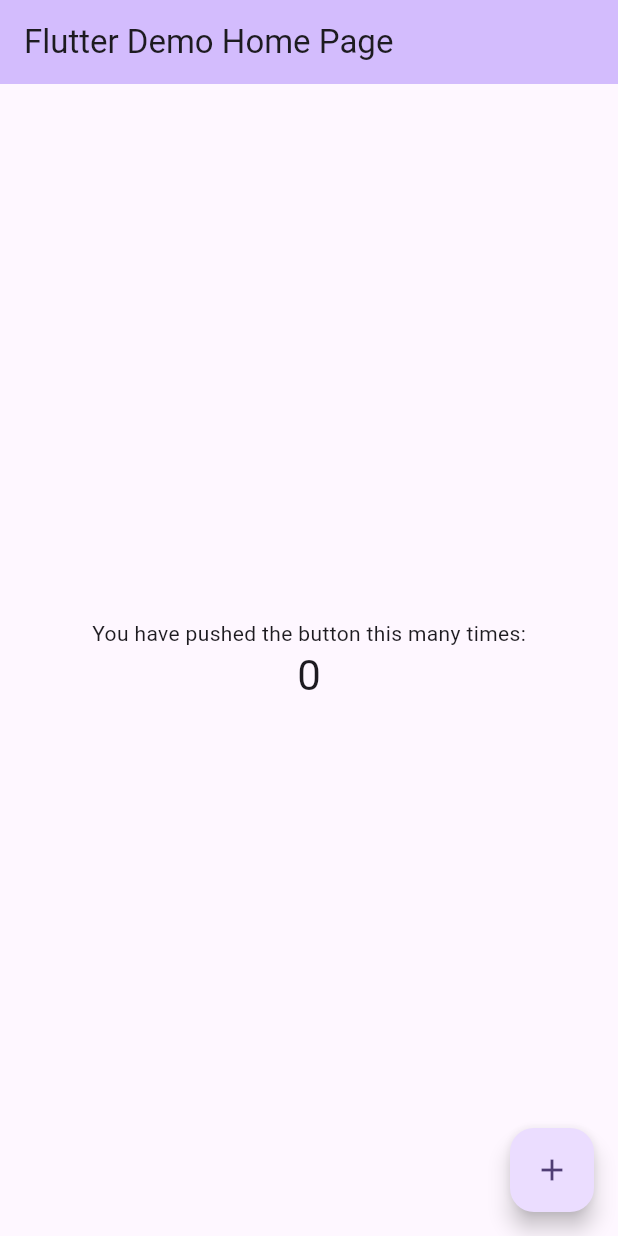
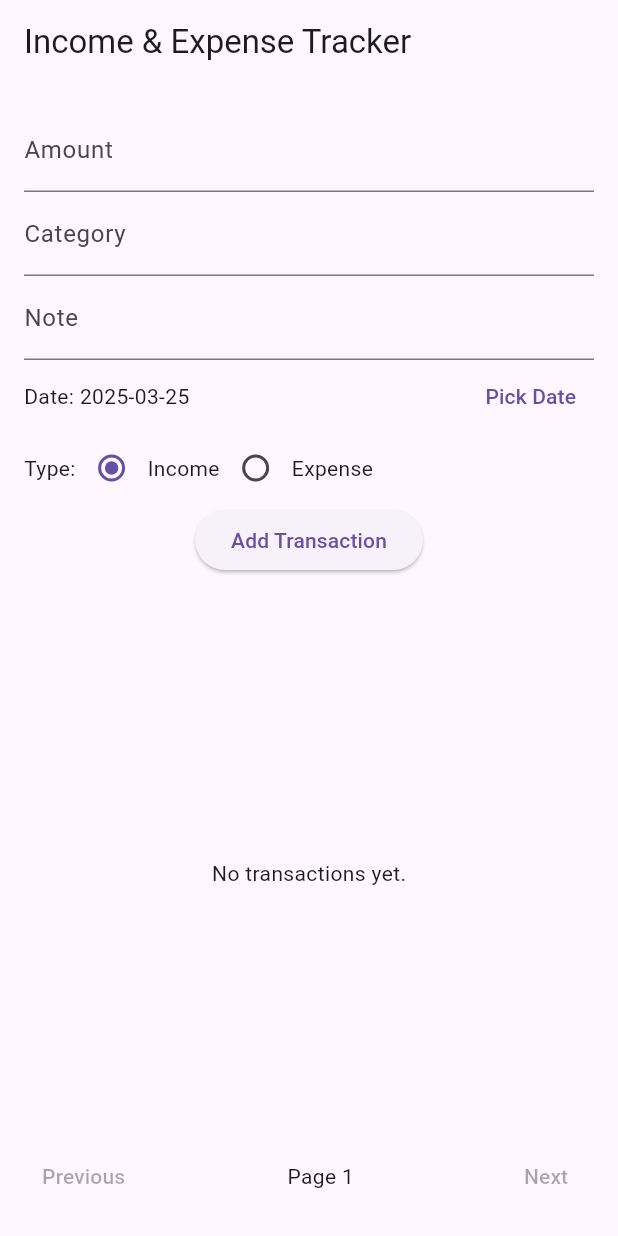
Before and after one commit to Gregory-Vaughan/MAD-Project-1_FinanceManager, a Flutter app: the screen it shows after launch, on a phone screen of 412 x 824 dp. Run offline on Flutter 3.47's test engine with Material 3 defaults, Android fonts, the phone set to English and light mode, and no system bars.

Commit message:
main setup for income and expenses tracker page

```diff
--- a/financemanager/lib/main.dart
+++ b/financemanager/lib/main.dart
@@ -1,122 +1,192 @@
 import 'package:flutter/material.dart';
+import 'package:intl/intl.dart';
 
 void main() {
-  runApp(const MyApp());
+  runApp(const MaterialApp(home: IncomeExpenseTracker()));
 }
 
-class MyApp extends StatelessWidget {
-  const MyApp({super.key});
+class Transaction {
+  final double amount;
+  final String category;
+  final DateTime date;
+  final String note;
+  final bool isIncome;
 
-  // This widget is the root of your application.
-  @override
-  Widget build(BuildContext context) {
-    return MaterialApp(
-      title: 'Flutter Demo',
-      theme: ThemeData(
-        // This is the theme of your application.
-        //
-        // TRY THIS: Try running your application with "flutter run". You'll see
-        // the application has a purple toolbar. Then, without quitting the app,
-        // try changing the seedColor in the colorScheme below to Colors.green
-        // and then invoke "hot reload" (save your changes or press the "hot
-        // reload" button in a Flutter-supported IDE, or press "r" if you used
-        // the command line to start the app).
-        //
-        // Notice that the counter didn't reset back to zero; the application
-        // state is not lost during the reload. To reset the state, use hot
-        // restart instead.
-        //
-        // This works for code too, not just values: Most code changes can be
-        // tested with just a hot reload.
-        colorScheme: ColorScheme.fromSeed(seedColor: Colors.deepPurple),
-      ),
-      home: const MyHomePage(title: 'Flutter Demo Home Page'),
-    );
-  }
+  Transaction({
+    required this.amount,
+    required this.category,
+    required this.date,
+    required this.note,
+    required this.isIncome,
+  });
 }
 
-class MyHomePage extends StatefulWidget {
-  const MyHomePage({super.key, required this.title});
-
-  // This widget is the home page of your application. It is stateful, meaning
-  // that it has a State object (defined below) that contains fields that affect
-  // how it looks.
-
-  // This class is the configuration for the state. It holds the values (in this
-  // case the title) provided by the parent (in this case the App widget) and
-  // used by the build method of the State. Fields in a Widget subclass are
-  // always marked "final".
-
-  final String title;
+class IncomeExpenseTracker extends StatefulWidget {
+  const IncomeExpenseTracker({super.key});
 
   @override
-  State<MyHomePage> createState() => _MyHomePageState();
+  State<IncomeExpenseTracker> createState() => _IncomeExpenseTrackerState();
 }
 
-class _MyHomePageState extends State<MyHomePage> {
-  int _counter = 0;
+class _IncomeExpenseTrackerState extends State<IncomeExpenseTracker> {
+  final List<Transaction> _transactions = [];
+  final _amountController = TextEditingController();
+  final _categoryController = TextEditingController();
+  final _noteController = TextEditingController();
+  DateTime _selectedDate = DateTime.now();
+  bool _isIncome = true;
+  int _currentPage = 0;
 
-  void _incrementCounter() {
+  final int _transactionsPerPage = 10;
+
+  void _addTransaction() {
+    if (_amountController.text.isEmpty || _categoryController.text.isEmpty) return;
+
+    final newTx = Transaction(
+      amount: double.parse(_amountController.text),
+      category: _categoryController.text,
+      date: _selectedDate,
+      note: _noteController.text,
+      isIncome: _isIncome,
+    );
+
     setState(() {
-      // This call to setState tells the Flutter framework that something has
-      // changed in this State, which causes it to rerun the build method below
-      // so that the display can reflect the updated values. If we changed
-      // _counter without calling setState(), then the build method would not be
-      // called again, and so nothing would appear to happen.
-      _counter++;
+      _transactions.insert(0, newTx);
+      _clearInputs();
     });
+  }
+
+  void _clearInputs() {
+    _amountController.clear();
+    _categoryController.clear();
+    _noteController.clear();
+    _selectedDate = DateTime.now();
+    _isIncome = true;
+  }
+
+  void _pickDate() async {
+    final DateTime? picked = await showDatePicker(
+      context: context,
+      initialDate: _selectedDate,
+      firstDate: DateTime(2000),
+      lastDate: DateTime(2100),
+    );
+    if (picked != null && picked != _selectedDate) {
+      setState(() {
+        _selectedDate = picked;
+      });
+    }
+  }
+
+  List<Transaction> _paginatedTransactions() {
+    int start = _currentPage * _transactionsPerPage;
+    int end = start + _transactionsPerPage;
+    return _transactions.sublist(start, end > _transactions.length ? _transactions.length : end);
   }
 
   @override
   Widget build(BuildContext context) {
-    // This method is rerun every time setState is called, for instance as done
-    // by the _incrementCounter method above.
-    //
-    // The Flutter framework has been optimized to make rerunning build methods
-    // fast, so that you can just rebuild anything that needs updating rather
-    // than having to individually change instances of widgets.
+    final DateFormat formatter = DateFormat('yyyy-MM-dd');
+    final paginatedTx = _paginatedTransactions();
+
     return Scaffold(
-      appBar: AppBar(
-        // TRY THIS: Try changing the color here to a specific color (to
-        // Colors.amber, perhaps?) and trigger a hot reload to see the AppBar
-        // change color while the other colors stay the same.
-        backgroundColor: Theme.of(context).colorScheme.inversePrimary,
-        // Here we take the value from the MyHomePage object that was created by
-        // the App.build method, and use it to set our appbar title.
-        title: Text(widget.title),
-      ),
-      body: Center(
-        // Center is a layout widget. It takes a single child and positions it
-        // in the middle of the parent.
+      appBar: AppBar(title: const Text('Income & Expense Tracker')),
+      body: Padding(
+        padding: const EdgeInsets.all(16),
         child: Column(
-          // Column is also a layout widget. It takes a list of children and
-          // arranges them vertically. By default, it sizes itself to fit its
-          // children horizontally, and tries to be as tall as its parent.
-          //
-          // Column has various properties to control how it sizes itself and
-          // how it positions its children. Here we use mainAxisAlignment to
-          // center the children vertically; the main axis here is the vertical
-          // axis because Columns are vertical (the cross axis would be
-          // horizontal).
-          //
-          // TRY THIS: Invoke "debug painting" (choose the "Toggle Debug Paint"
-          // action in the IDE, or press "p" in the console), to see the
-          // wireframe for each widget.
-          mainAxisAlignment: MainAxisAlignment.center,
-          children: <Widget>[
-            const Text('You have pushed the button this many times:'),
-            Text(
-              '$_counter',
-              style: Theme.of(context).textTheme.headlineMedium,
+          children: [
+            // Input Form
+            TextField(
+              controller: _amountController,
+              keyboardType: TextInputType.number,
+              decoration: const InputDecoration(labelText: 'Amount'),
+            ),
+            TextField(
+              controller: _categoryController,
+              decoration: const InputDecoration(labelText: 'Category'),
+            ),
+            TextField(
+              controller: _noteController,
+              decoration: const InputDecoration(labelText: 'Note'),
+            ),
+            Row(
+              mainAxisAlignment: MainAxisAlignment.spaceBetween,
+              children: [
+                Text("Date: ${formatter.format(_selectedDate)}"),
+                TextButton(
+                  onPressed: _pickDate,
+                  child: const Text('Pick Date'),
+                ),
+              ],
+            ),
+            Row(
+              children: [
+                const Text('Type:'),
+                Radio(
+                  value: true,
+                  groupValue: _isIncome,
+                  onChanged: (value) => setState(() => _isIncome = value!),
+                ),
+                const Text('Income'),
+                Radio(
+                  value: false,
+                  groupValue: _isIncome,
+                  onChanged: (value) => setState(() => _isIncome = value!),
+                ),
+                const Text('Expense'),
+              ],
+            ),
+            ElevatedButton(
+              onPressed: _addTransaction,
+              child: const Text('Add Transaction'),
+            ),
+            const SizedBox(height: 20),
+            // Transaction List
+            Expanded(
+              child: paginatedTx.isEmpty
+                  ? const Center(child: Text('No transactions yet.'))
+                  : ListView.builder(
+                      itemCount: paginatedTx.length,
+                      itemBuilder: (ctx, index) {
+                        final tx = paginatedTx[index];
+                        return Card(
+                          child: ListTile(
+                            leading: CircleAvatar(
+                              backgroundColor: tx.isIncome ? Colors.green : Colors.red,
+                              child: Text(
+                                tx.isIncome ? '+' : '-',
+                                style: const TextStyle(color: Colors.white),
+                              ),
+                            ),
+                            title: Text('${tx.category} - \$${tx.amount.toStringAsFixed(2)}'),
+                            subtitle: Text('${formatter.format(tx.date)} | ${tx.note}'),
+                          ),
+                        );
+                      },
+                    ),
+            ),
+            // Pagination Controls
+            Row(
+              mainAxisAlignment: MainAxisAlignment.spaceBetween,
+              children: [
+                TextButton(
+                  onPressed: _currentPage > 0
+                      ? () => setState(() => _currentPage--)
+                      : null,
+                  child: const Text('Previous'),
+                ),
+                Text('Page ${_currentPage + 1}'),
+                TextButton(
+                  onPressed: (_currentPage + 1) * _transactionsPerPage < _transactions.length
+                      ? () => setState(() => _currentPage++)
+                      : null,
+                  child: const Text('Next'),
+                ),
+              ],
             ),
           ],
         ),
       ),
-      floatingActionButton: FloatingActionButton(
-        onPressed: _incrementCounter,
-        tooltip: 'Increment',
-        child: const Icon(Icons.add),
-      ), // This trailing comma makes auto-formatting nicer for build methods.
     );
   }
 }
--- a/financemanager/pubspec.yaml
+++ b/financemanager/pubspec.yaml
@@ -19,7 +19,7 @@ publish_to: 'none' # Remove this line if you wish to publish to pub.dev
 version: 1.0.0+1
 
 environment:
-  sdk: ^3.7.0
+  sdk: ^3.6.1
 
 # Dependencies specify other packages that your package needs in order to work.
 # To automatically upgrade your package dependencies to the latest versions
@@ -30,6 +30,7 @@ environment:
 dependencies:
   flutter:
     sdk: flutter
+  intl: ^0.18.1
 
   # The following adds the Cupertino Icons font to your application.
   # Use with the CupertinoIcons class for iOS style icons.
```
Also changed, not shown: financemanager/pubspec.lock, 13 other files.
